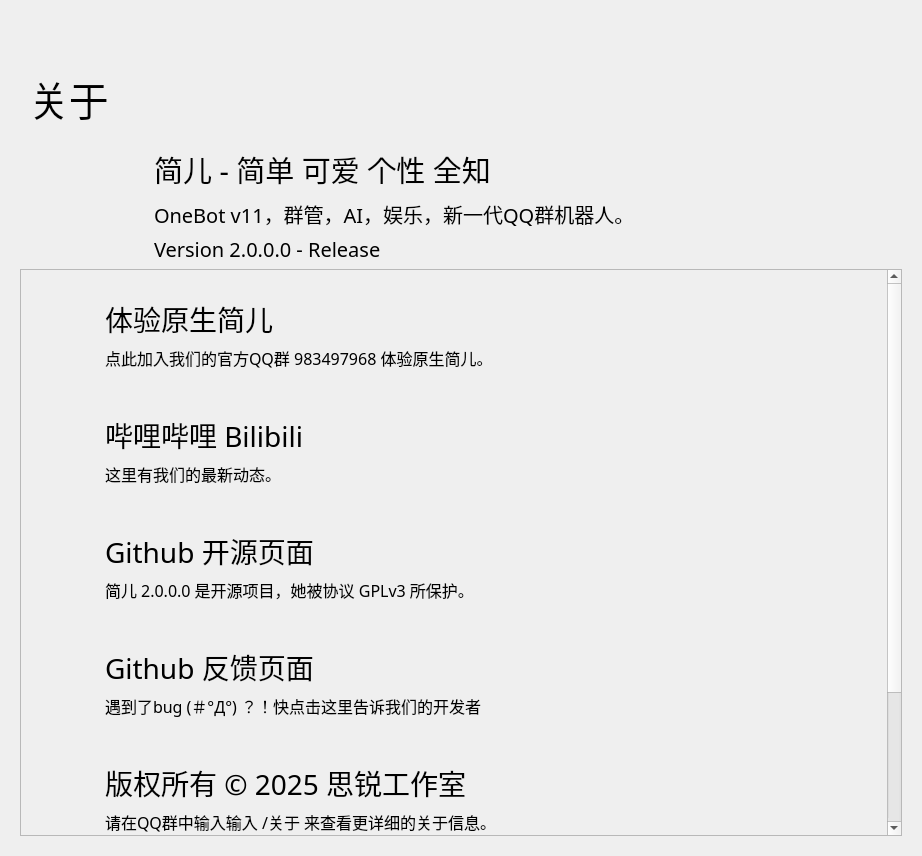
Qt form UI/JianerSetupAbout.ui (MacroSTAR-MS/Lunar_Bot) before a commit.
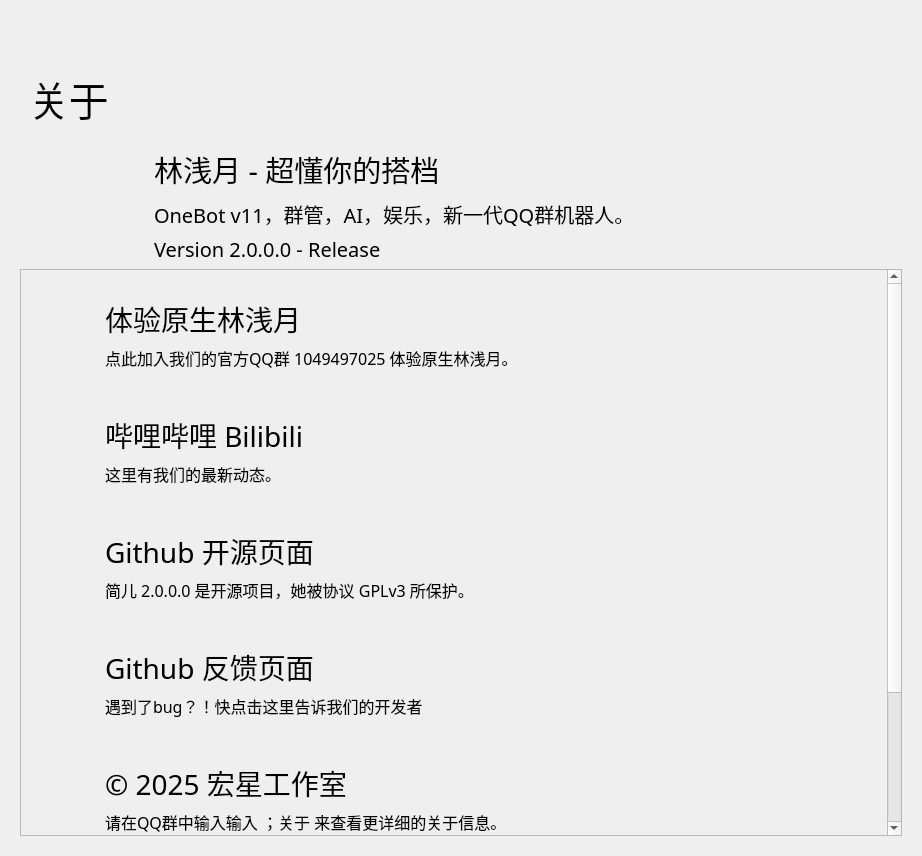
The same form after that commit. Icons and pictures are not drawn. Custom widgets are drawn as their Qt base class.

The edit to the form file:
```diff
--- a/UI/JianerSetupAbout.ui
+++ b/UI/JianerSetupAbout.ui
@@ -124,7 +124,7 @@
               </font>
              </property>
              <property name="text">
-              <string>简儿 - 简单 可爱 个性 全知</string>
+              <string>林浅月 - 超懂你的搭档</string>
              </property>
             </widget>
            </item>
@@ -465,7 +465,7 @@
                      </font>
                     </property>
                     <property name="text">
-                     <string>遇到了bug (＃°Д°) ？！快点击这里告诉我们的开发者</string>
+                     <string>遇到了bug？！快点击这里告诉我们的开发者</string>
                     </property>
                     <property name="textFormat">
                      <enum>Qt::AutoText</enum>
@@ -593,7 +593,7 @@
                      </font>
                     </property>
                     <property name="text">
-                     <string>体验原生简儿</string>
+                     <string>体验原生林浅月</string>
                     </property>
                    </widget>
                   </item>
@@ -607,7 +607,7 @@
                      </font>
                     </property>
                     <property name="text">
-                     <string>点此加入我们的官方QQ群 983497968 体验原生简儿。</string>
+                     <string>点此加入我们的官方QQ群 1049497025 体验原生林浅月。</string>
                     </property>
                     <property name="textFormat">
                      <enum>Qt::AutoText</enum>
@@ -877,7 +877,7 @@
                      </font>
                     </property>
                     <property name="text">
-                     <string>版权所有 © 2025 思锐工作室</string>
+                     <string>© 2025 宏星工作室</string>
                     </property>
                    </widget>
                   </item>
@@ -891,7 +891,7 @@
                      </font>
                     </property>
                     <property name="text">
-                     <string>请在QQ群中输入输入 /关于 来查看更详细的关于信息。</string>
+                     <string>请在QQ群中输入输入 ；关于 来查看更详细的关于信息。</string>
                     </property>
                     <property name="textFormat">
                      <enum>Qt::AutoText</enum>
```
Left out of the diff: 2 changed lines with no effect on the pictures.
